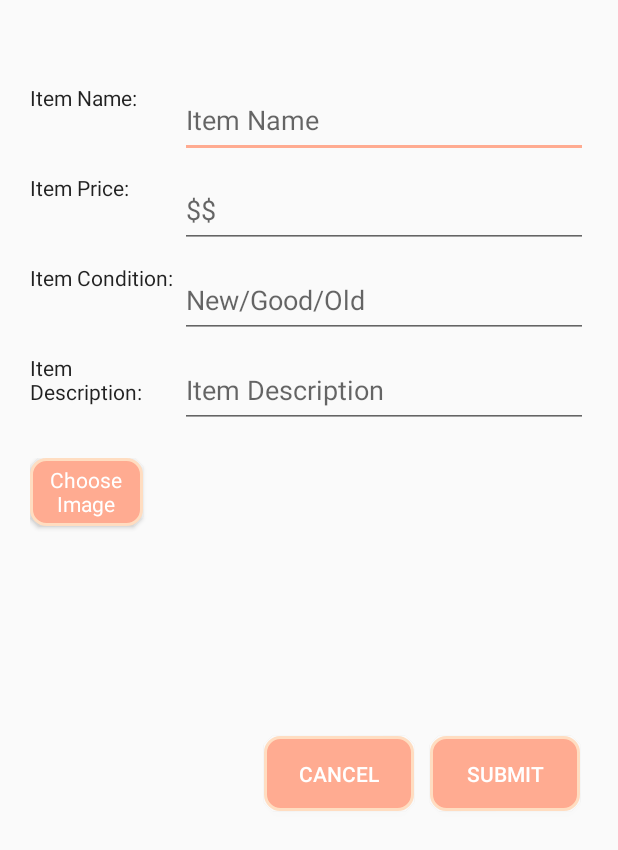
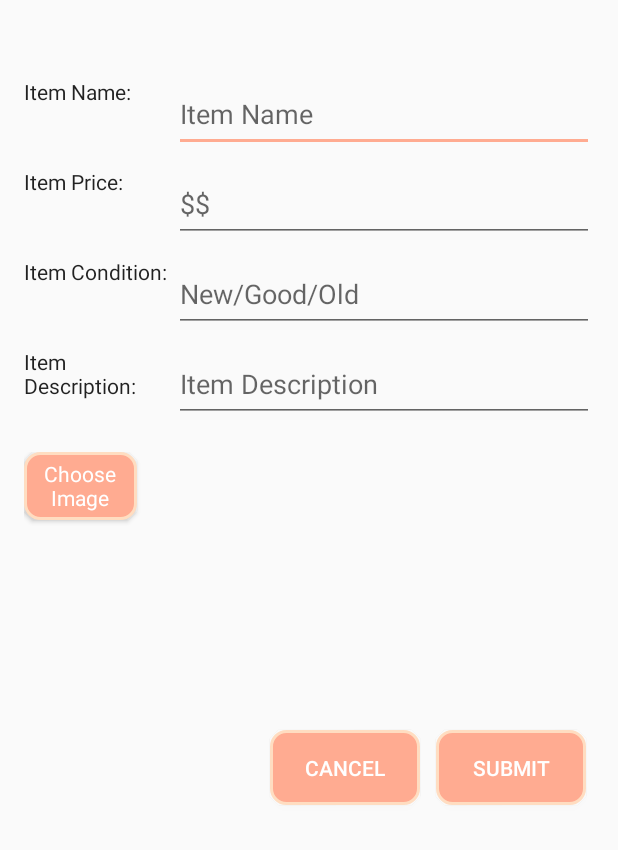
Before and after one commit to juanrubioutah/FBLA_APP_FINAL, an Android app: the ItemDonationActivity screen opened directly, with no data from a screen before it, on a phone screen of 412 x 824 dp. Shown: the top 850 px of the screen. Run offline under Robolectric (Android 15) with nearby library versions, the phone set to English and light mode, and no system bars.

Commit message:
border change

```diff
--- a/FBLA_APP_FINAL/app/src/main/res/layout/activity_item_donation.xml
+++ b/FBLA_APP_FINAL/app/src/main/res/layout/activity_item_donation.xml
@@ -9,7 +9,10 @@
         android:layout_width="match_parent"
         android:layout_height="match_parent"
         android:orientation="vertical"
-        android:padding="20dp"
+        android:paddingBottom="@dimen/activity_vertical_margin"
+        android:paddingLeft="@dimen/activity_horizontal_margin"
+        android:paddingRight="@dimen/activity_horizontal_margin"
+        android:paddingTop="@dimen/activity_vertical_margin"
         android:background="@color/colorBackGround">
 
         <LinearLayout
--- a/FBLA_APP_FINAL/app/src/main/res/layout/activity_item_information.xml
+++ b/FBLA_APP_FINAL/app/src/main/res/layout/activity_item_information.xml
@@ -25,8 +25,6 @@
             android:layout_height="150dp"
             android:orientation="horizontal"
             android:gravity="center_horizontal"
-            android:background="@color/colorPrimary"
-            android:padding="16dp"
             android:layout_marginBottom="20dp"
             android:layout_marginTop="20dp">
 
@@ -34,8 +32,10 @@
                 android:id="@+id/itemImageImageView"
                 android:layout_width="wrap_content"
                 android:layout_height="wrap_content"
+                android:padding="16dp"
                 android:scaleType="fitCenter"
-                android:src="@drawable/no_image"/>
+                android:src="@drawable/no_image"
+                android:background="@color/colorPrimary"/>
 
         </LinearLayout>
 
--- a/FBLA_APP_FINAL/app/src/main/res/menu/featured_items.xml
+++ b/FBLA_APP_FINAL/app/src/main/res/menu/featured_items.xml
@@ -4,7 +4,7 @@
 
     <item
         android:id="@+id/action_search"
-        android:orderInCategory="200"
+        android:orderInCategory="100"
         android:title="@string/search"
         app:showAsAction="always"
         android:icon="@drawable/ic_action_search"
--- a/FBLA_APP_FINAL/app/src/main/res/values/strings.xml
+++ b/FBLA_APP_FINAL/app/src/main/res/values/strings.xml
@@ -4,7 +4,7 @@
     <string name="title_activity_home_screen">HomeScreenActivity</string>
     <string name="action_settings">Settings</string>
     <string name="section_format">Hello World from section: %1$d</string>
-    <string name="title_activity_featured_items">AlleyCat</string>
+    <string name="title_activity_featured_items">   AlleyCat</string>
     <string name="navigation_drawer_open">Open navigation drawer</string>
     <string name="navigation_drawer_close">Close navigation drawer</string>
     <string name="search">Search</string>
```
Also changed, not shown: FBLA_APP_FINAL/app/src/main/res/layout/activity_featured_items.xml (+3 -4 lines).
